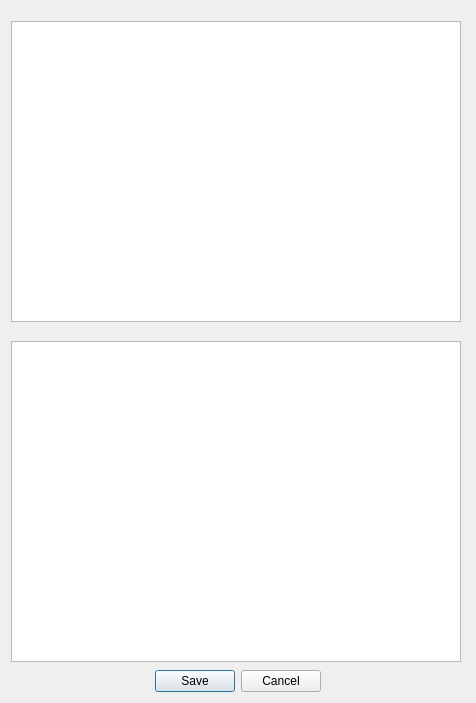
andrewrv43/P959-TIENDA, file finalizacion.ui: the form before one commit.
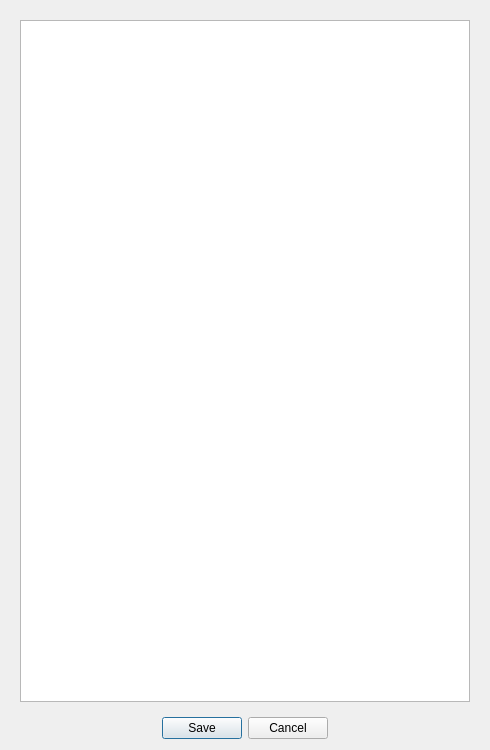
The form after the commit.

```diff
--- a/finalizacion.ui
+++ b/finalizacion.ui
@@ -6,25 +6,37 @@
    <rect>
     <x>0</x>
     <y>0</y>
-    <width>476</width>
-    <height>703</height>
+    <width>486</width>
+    <height>750</height>
    </rect>
   </property>
+  <property name="sizePolicy">
+   <sizepolicy hsizetype="Fixed" vsizetype="Fixed">
+    <horstretch>0</horstretch>
+    <verstretch>0</verstretch>
+   </sizepolicy>
+  </property>
+  <property name="minimumSize">
+   <size>
+    <width>0</width>
+    <height>750</height>
+   </size>
+  </property>
+  <property name="maximumSize">
+   <size>
+    <width>486</width>
+    <height>750</height>
+   </size>
+  </property>
   <property name="windowTitle">
    <string>Dialog</string>
   </property>
   <layout class="QVBoxLayout" name="verticalLayout">
    <item>
     <widget class="QWidget" name="widget" native="true">
+     <layout class="QVBoxLayout" name="verticalLayout_2">
+      <item>
      <widget class="QPlainTextEdit" name="outDatos">
-      <property name="geometry">
-       <rect>
-        <x>0</x>
-        <y>10</y>
-        <width>450</width>
-        <height>301</height>
-       </rect>
-      </property>
       <property name="minimumSize">
        <size>
         <width>450</width>
@@ -40,36 +52,9 @@
       <property name="readOnly">
        <bool>true</bool>
       </property>
-     </widget>
-    </widget>
-   </item>
-   <item>
-    <widget class="QWidget" name="widget_2" native="true">
-     <widget class="QPlainTextEdit" name="outDetalles">
-      <property name="geometry">
-       <rect>
-        <x>0</x>
-        <y>0</y>
-        <width>450</width>
-        <height>321</height>
-       </rect>
-      </property>
-      <property name="minimumSize">
-       <size>
-        <width>450</width>
-        <height>0</height>
-       </size>
-      </property>
-      <property name="maximumSize">
-       <size>
-        <width>450</width>
-        <height>16777215</height>
-       </size>
-      </property>
-      <property name="readOnly">
-       <bool>true</bool>
-      </property>
-     </widget>
+       </widget>
+      </item>
+     </layout>
     </widget>
    </item>
    <item>
```
Lines whose indentation alone changed are shown as unchanged.
